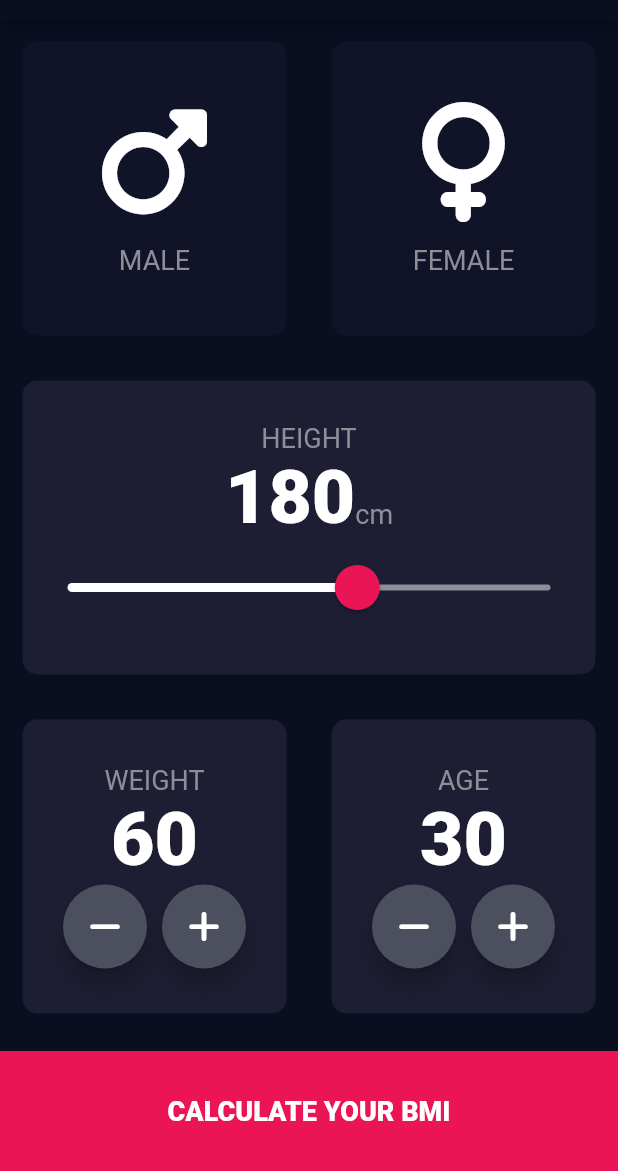
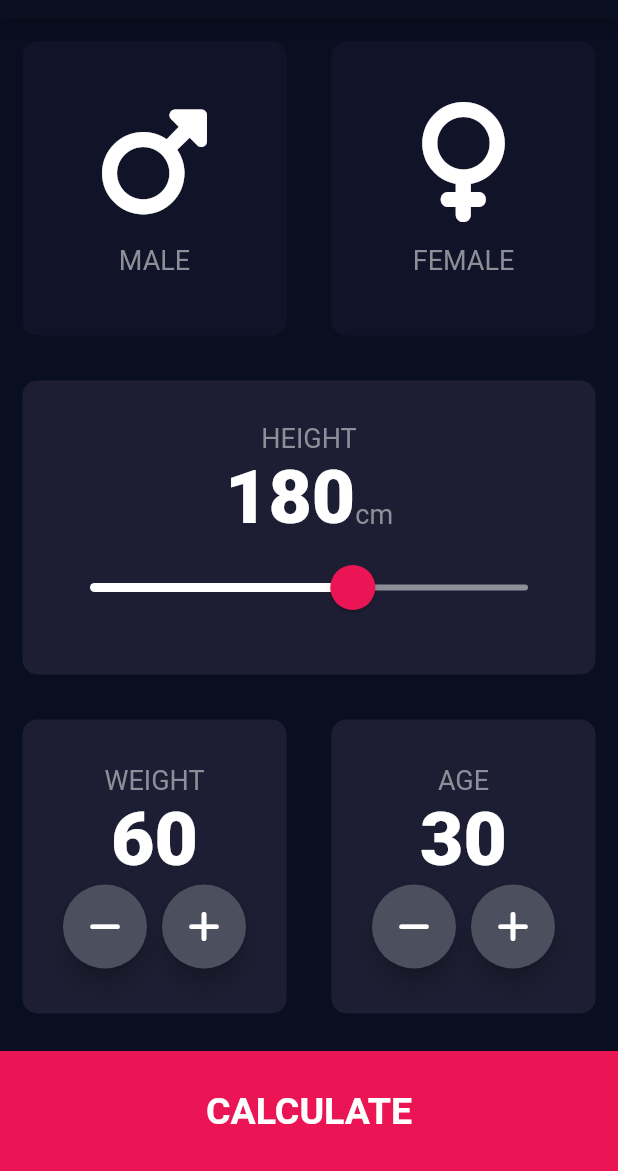
Before and after one commit to Aprian-rie/BMI_Calculator_Flutter, a Flutter app: the screen it shows after launch, on a phone screen of 412 x 824 dp, the part 65-1236 px from its top. Run offline on Flutter 3.47's test engine with Material 2 defaults, Android fonts, the phone set to English and light mode, and no system bars; our stand-ins replace font_awesome_flutter.

```diff
--- /dev/null
+++ b/bmi_calculator/lib/Components/Round_Icon.dart
@@ -0,0 +1,25 @@
+// ignore_for_file: prefer_const_constructors
+
+import 'package:flutter/material.dart';
+
+class RoundIconButton extends StatelessWidget {
+  const RoundIconButton(
+      {super.key, required this.icon, required this.onPressed});
+
+  final IconData icon;
+  final VoidCallback onPressed;
+
+  @override
+  Widget build(BuildContext context) {
+    return RawMaterialButton(
+        elevation: 6.0,
+        constraints: BoxConstraints.tightFor(
+          width: 56.0,
+          height: 56.0,
+        ),
+        shape: CircleBorder(),
+        fillColor: Color(0xFF4C4F5E),
+        onPressed: onPressed,
+        child: Icon(icon));
+  }
+}
--- /dev/null
+++ b/bmi_calculator/lib/Components/bottombutton.dart
@@ -0,0 +1,30 @@
+// ignore_for_file: prefer_const_constructors
+
+import 'package:flutter/material.dart';
+import 'package:bmi_calculator/constants.dart';
+
+class BottomButton extends StatelessWidget {
+  final VoidCallback onTap;
+  final String buttonTitle;
+  const BottomButton({
+    super.key, required this.onTap, required this.buttonTitle
+  });
+
+  @override
+  Widget build(BuildContext context) {
+    return GestureDetector(
+      onTap: onTap,
+      child: Container(
+        color: kBottomContainerColour,
+        margin: EdgeInsets.only(top: 10.0),
+        width: double.infinity,
+        height: kBottomContainerHeight,
+        child: Center(
+          child: Text(buttonTitle,
+            style: kLargeButtonTextStyle,
+          ),
+        ),
+      ),
+    );
+  }
+}
--- a/bmi_calculator/lib/icon_content.dart
+++ b/bmi_calculator/lib/Components/icon_content.dart
@@ -1,7 +1,7 @@
 // ignore_for_file: prefer_const_constructors
 
 import 'package:flutter/material.dart';
-import 'constants.dart';
+import 'package:bmi_calculator/constants.dart';
 
 class IconContent extends StatelessWidget {
   const IconContent({super.key, required this.gender, this.genderIcon});
--- a/bmi_calculator/lib/reusable_card.dart
+++ b/bmi_calculator/lib/Components/reusable_card.dart
@@ -13,7 +13,8 @@ class ReusableCard extends StatelessWidget {
     return GestureDetector(
       onTap: onPress,
       child: Container(
-        margin: EdgeInsets.all(15),
+        margin: EdgeInsets.all(15.0),
+        padding: EdgeInsets.all(15.0),
         decoration: BoxDecoration(
             color: colour, borderRadius: BorderRadius.circular(10.0)),
         child: cardChild,
--- a/bmi_calculator/lib/input_page.dart
+++ b/bmi_calculator/lib/Screens/input_page.dart
@@ -1,11 +1,13 @@
 // ignore_for_file: library_private_types_in_public_api, prefer_const_constructors, prefer_const_literals_to_create_immutables
 
-import 'package:bmi_calculator/results_page.dart';
+import 'results_page.dart';
 import 'package:flutter/material.dart';
 import 'package:font_awesome_flutter/font_awesome_flutter.dart';
-import 'icon_content.dart';
-import 'reusable_card.dart';
-import 'constants.dart';
+import 'package:bmi_calculator/Components/Round_Icon.dart';
+import 'package:bmi_calculator/Components/reusable_card.dart';
+import 'package:bmi_calculator/constants.dart';
+import 'package:bmi_calculator/Components/bottombutton.dart';
+import 'package:bmi_calculator/Components/icon_content.dart';
 
 enum Gender {
   male,
@@ -225,48 +227,15 @@ class _InputPageState extends State<InputPage> {
               ],
             ),
           ),
-          GestureDetector(
+          BottomButton(
+            buttonTitle: 'CALCULATE',
             onTap: () {
-              setState(() {
-                Navigator.push(context,
-                MaterialPageRoute(builder: ((context) => Results())));
-              });
+              Navigator.push(context,
+                  MaterialPageRoute(builder: ((context) => Results())));
             },
-            child: Container(
-              color: kBottomContainerColour,
-              margin: EdgeInsets.only(top: 10.0),
-              width: double.infinity,
-              height: kBottomContainerHeight,
-              child: Center(child: Text('CALCULATE YOUR BMI',
-              style: TextStyle(fontSize: 18.0, fontWeight: FontWeight.w800),
-              ),
-              ),
-            ),
           ),
         ],
       ),
     );
   }
 }
-
-class RoundIconButton extends StatelessWidget {
-  const RoundIconButton(
-      {super.key, required this.icon, required this.onPressed});
-
-  final IconData icon;
-  final VoidCallback onPressed;
-
-  @override
-  Widget build(BuildContext context) {
-    return RawMaterialButton(
-        elevation: 6.0,
-        constraints: BoxConstraints.tightFor(
-          width: 56.0,
-          height: 56.0,
-        ),
-        shape: CircleBorder(),
-        fillColor: Color(0xFF4C4F5E),
-        onPressed: onPressed,
-        child: Icon(icon));
-  }
-}
--- a/bmi_calculator/lib/constants.dart
+++ b/bmi_calculator/lib/constants.dart
@@ -14,3 +14,19 @@ const kNumberFontStyle = TextStyle(
   fontSize: 50.0,
   fontWeight: FontWeight.w900,
 );
+const kLargeButtonTextStyle = TextStyle(
+  fontSize: 25.0,
+  fontWeight: FontWeight.bold,
+);
+
+const kTitleTextStyle = TextStyle(
+  fontSize: 50.0,
+  fontWeight: FontWeight.bold,
+);
+const kResultTextStyle = TextStyle(
+  fontSize: 22.0,
+  fontWeight: FontWeight.bold,
+  color: Color(0xFF24D876),
+);
+const kBMITextStyle = TextStyle(fontSize: 100.0, fontWeight: FontWeight.bold);
+const kBodyTextStyle = TextStyle(fontSize: 22.0);
--- a/bmi_calculator/lib/main.dart
+++ b/bmi_calculator/lib/main.dart
@@ -1,7 +1,7 @@
 // ignore_for_file: use_key_in_widget_constructors, prefer_const_constructors, library_private_types_in_public_api, prefer_const_literals_to_create_immutables, deprecated_member_use
 
 import 'package:flutter/material.dart';
-import 'input_page.dart';
+import 'package:bmi_calculator/Screens/input_page.dart';
 
 void main() => runApp(BMICalculator());
 
```
Also changed, not shown: bmi_calculator/lib/Calculator_brain.dart (added, +36 -0 lines), bmi_calculator/lib/Screens/results_page.dart (added, +83 -0 lines), bmi_calculator/lib/results_page.dart (deleted, +0 -18 lines).
